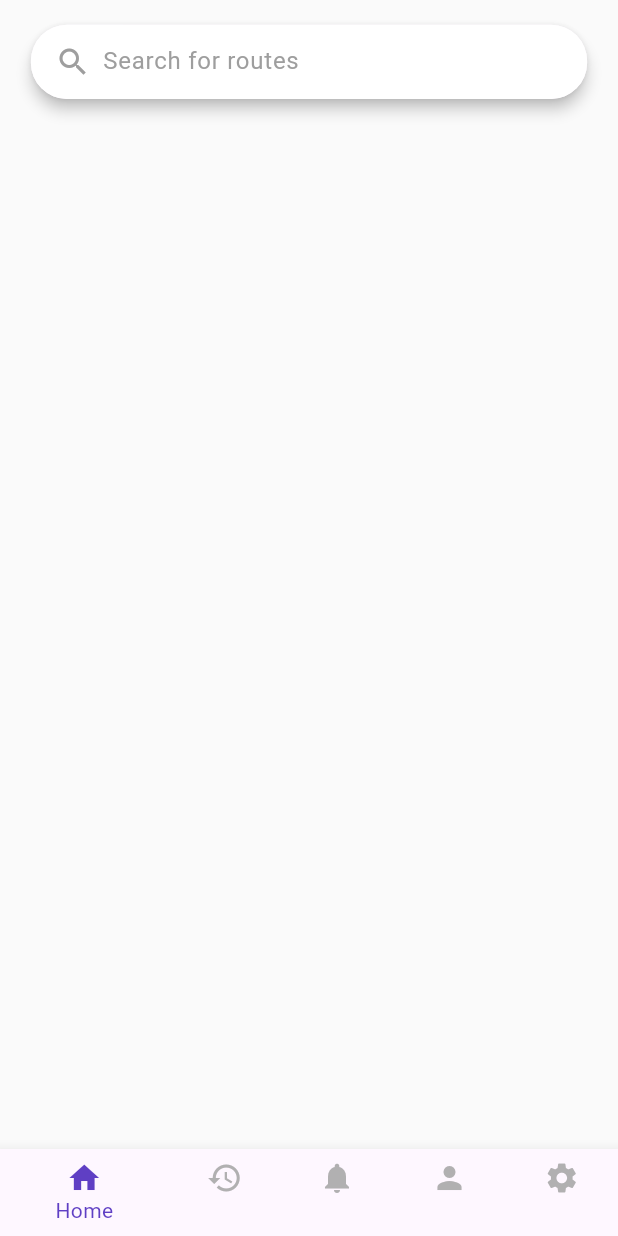
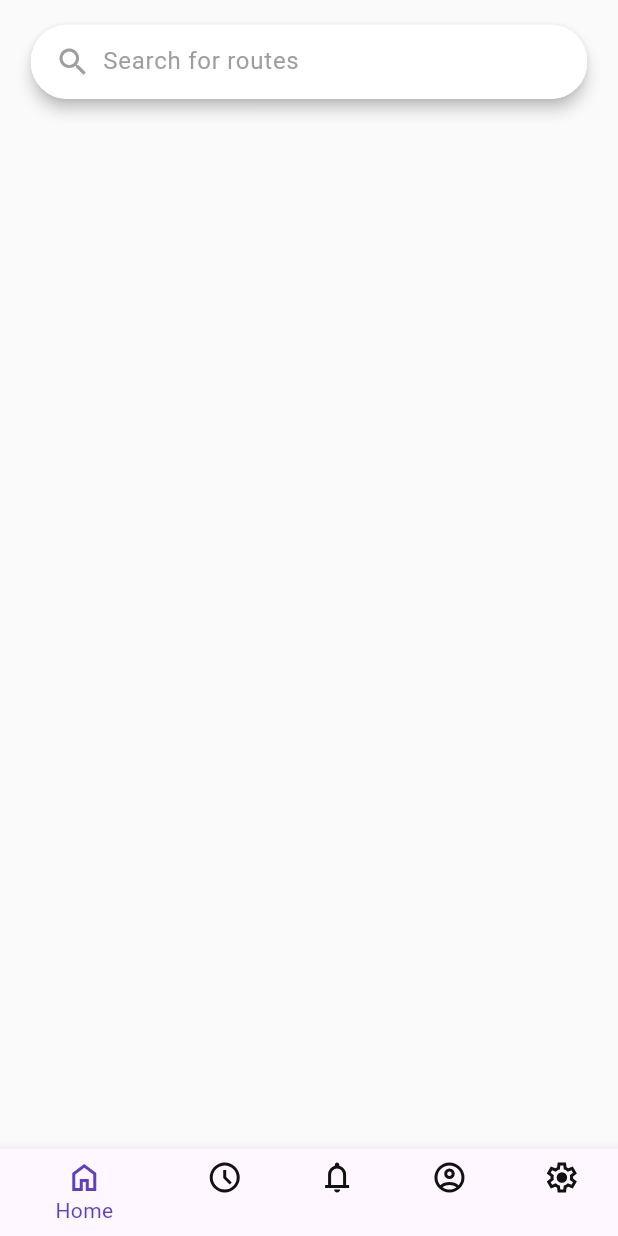
Before and after one commit to heimin22/pasada_driver_side, a Flutter app: the MainPage screen opened directly, on a phone screen of 412 x 824 dp. Run offline on Flutter 3.47's test engine with Material 3 defaults, Android fonts, the phone set to English and light mode, and no system bars; our stand-ins replace flutter_svg.

Commit message:
fixes some of the icons

```diff
--- a/lib/NavigationPages/main_page.dart
+++ b/lib/NavigationPages/main_page.dart
@@ -1,4 +1,5 @@
 import 'package:flutter/material.dart';
+import 'package:flutter_svg/svg.dart';
 // import 'package:flutter_svg/flutter_svg.dart';
 import 'package:pasada_driver_side/NavigationPages/activity_page.dart';
 import 'package:pasada_driver_side/NavigationPages/home_page.dart';
@@ -40,32 +41,77 @@ class MainPageState extends State<MainPage> {
         onTap: onTap,
         currentIndex: currentIndex,
         unselectedItemColor: Colors.grey.withOpacity(.8),
-        selectedItemColor:  const Color(0xFF5F3FC4),
+        selectedItemColor: const Color(0xFF5F3FC4),
         showSelectedLabels: true,
         showUnselectedLabels: true,
 
         selectedFontSize: 14,
         unselectedFontSize: 0,
-        items: const [
+        items: [
           BottomNavigationBarItem(
-              icon: Icon(Icons.home),
-              // SvgPicture.asset('assets/svg/homeIcon.svg'),
+              icon: currentIndex == 0
+                  ? SvgPicture.asset(
+                      'assets/svg/homeSelectedIcon.svg',
+                      height: 24,
+                      width: 24,
+                    )
+                  : SvgPicture.asset(
+                      'assets/svg/homeIcon.svg',
+                      height: 24,
+                      width: 24,
+                    ),
               label: 'Home'),
           BottomNavigationBarItem(
-              icon: Icon(Icons.history),
-              // SvgPicture.asset('assets/svg/activityIcon.svg'),
+              icon: currentIndex == 1
+                  ? SvgPicture.asset(
+                      'assets/svg/activitySelectedIcon.svg',
+                      height: 24,
+                      width: 24,
+                    )
+                  : SvgPicture.asset(
+                      'assets/svg/activityIcon.svg',
+                      height: 24,
+                      width: 24,
+                    ),
               label: 'Activity'),
           BottomNavigationBarItem(
-              icon: Icon(Icons.notifications),
-              // SvgPicture.asset('assets/svg/notificationIcon.svg'),
+              icon: currentIndex == 2
+                  ? SvgPicture.asset(
+                      'assets/svg/notificationSelectedIcon.svg',
+                      height: 24,
+                      width: 24,
+                    )
+                  : SvgPicture.asset(
+                      'assets/svg/notificationIcon.svg',
+                      height: 24,
+                      width: 24,
+                    ),
               label: 'Notification'),
           BottomNavigationBarItem(
-              icon: Icon(Icons.person),
-              // SvgPicture.asset('assets/svg/profileIcon.svg'),
+              icon: currentIndex == 3
+                  ? SvgPicture.asset(
+                      'assets/svg/profileSelectedIcon.svg',
+                      height: 24,
+                      width: 24,
+                    )
+                  : SvgPicture.asset(
+                      'assets/svg/profileIcon.svg',
+                      height: 24,
+                      width: 24,
+                    ),
               label: 'Profile'),
           BottomNavigationBarItem(
-              icon: Icon(Icons.settings),
-              // SvgPicture.asset('assets/svg/settingsIcon.svg'),
+              icon: currentIndex == 4
+                  ? SvgPicture.asset(
+                      'assets/svg/settingsSelectedIcon.svg',
+                      height: 24,
+                      width: 24,
+                    )
+                  : SvgPicture.asset(
+                      'assets/svg/settingsIcon.svg',
+                      height: 24,
+                      width: 24,
+                    ),
               label: 'Settings'),
         ],
       ),
--- a/pubspec.yaml
+++ b/pubspec.yaml
@@ -74,7 +74,7 @@ flutter:
     - assets/svg/homeSelectedIcon.svg
     - assets/svg/activitySelectedIcon.svg
     - assets/svg/notificationSelectedIcon.svg
-    - assets/svg/accountSelectedIcon.svg
+    - assets/svg/profileSelectedIcon.svg
     - assets/svg/settingsSelectedIcon.svg
 
   # To add assets to your application, add an assets section, like this:
```
Also changed, not shown: assets/svg/profileSelectedIcon.svg (renamed from assets/svg/accountSelectedIcon.svg).
